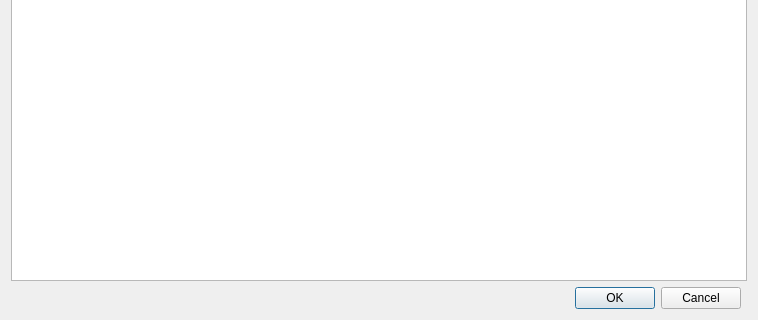
This is GUI_UIs/ui_report_attribute_parameters.ui in ccbogel/QualCoder as Qt 5 draws it before an edit; both pictures show x 0 to 758 and y 189 to 509 of the 758 by 509 pixel window. The edited form follows.
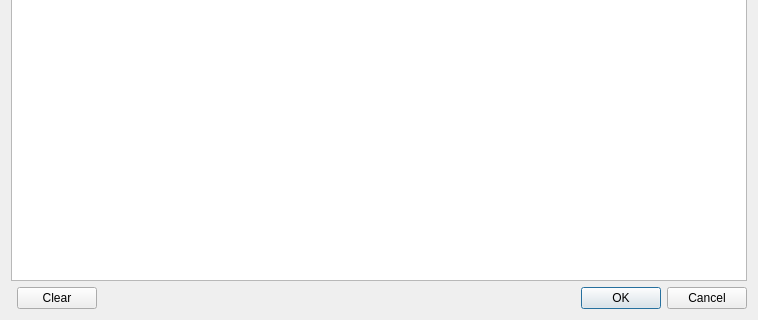
This is the edited form.

Commit message: add Clear button

```diff
--- a/GUI_UIs/ui_report_attribute_parameters.ui
+++ b/GUI_UIs/ui_report_attribute_parameters.ui
@@ -14,7 +14,7 @@
    <string>Attribute selection parameters</string>
   </property>
   <layout class="QGridLayout" name="gridLayout">
-   <item row="1" column="0" colspan="2">
+   <item row="1" column="0" colspan="3">
     <widget class="QTableWidget" name="tableWidget">
      <column>
       <property name="text">
@@ -43,7 +43,7 @@
      </column>
     </widget>
    </item>
-   <item row="0" column="0" colspan="2">
+   <item row="0" column="0" colspan="3">
     <widget class="QLabel" name="label">
      <property name="minimumSize">
       <size>
@@ -68,13 +68,23 @@
      </property>
     </widget>
    </item>
-   <item row="2" column="0">
+   <item row="3" column="2">
     <widget class="QDialogButtonBox" name="buttonBox">
      <property name="standardButtons">
       <set>QDialogButtonBox::Cancel|QDialogButtonBox::Ok</set>
      </property>
     </widget>
    </item>
+   <item row="3" column="1">
+    <widget class="QPushButton" name="pushButton_clear">
+     <property name="toolTip">
+      <string>Clear attribute selections</string>
+     </property>
+     <property name="text">
+      <string>Clear</string>
+     </property>
+    </widget>
+   </item>
   </layout>
  </widget>
  <resources/>
```
